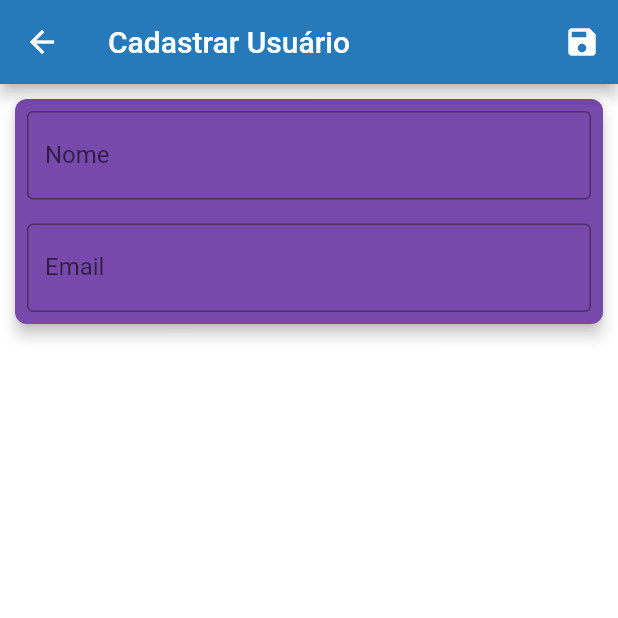
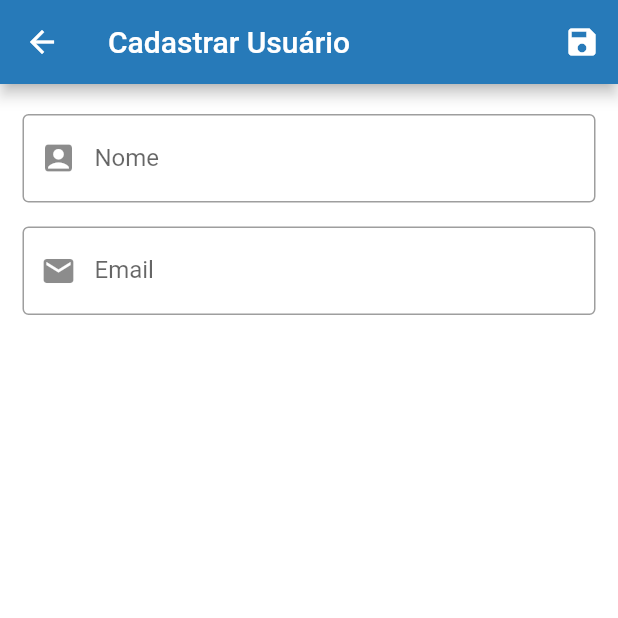
Before and after one commit to fernandocunhapereira/dispositivo2final, a Flutter app: the UsuarioForm screen opened directly with empty values, on a phone screen of 412 x 824 dp, the top half of it. Run offline on Flutter 3.47's test engine with Material 2 defaults, Android fonts, the phone set to English and light mode, and no system bars; our stand-ins replace date_field, dio; network calls fail; Roboto replaces fonts that are missing (RobotoCondensed).

Commit message:
finalizado projeto

```diff
--- a/lib/componentes/tarefa_item.dart
+++ b/lib/componentes/tarefa_item.dart
@@ -44,7 +44,8 @@ class TarefaItem extends StatelessWidget {
                           .deleteTarefa(tarefa);
                     },
                     icon: const Icon(Icons.delete),
-                    color: Colors.red,
+                    //color: Colors.red,
+                    color: Color.fromARGB(255, 183, 31, 20),
                   ),
                 ],
               )),
--- a/lib/componentes/usuario_form.dart
+++ b/lib/componentes/usuario_form.dart
@@ -46,36 +46,44 @@ class UsuarioForm extends StatelessWidget {
       ),
       body: Column(
         children: <Widget>[
-          Card(
-            shape:
-                RoundedRectangleBorder(borderRadius: BorderRadius.circular(8)),
-            elevation: 4,
-            margin: const EdgeInsets.all(10),
-            //color: const Color.fromARGB(255, 238, 229, 248),
-            color: Color.fromARGB(255, 119, 73, 171),
-            child: Column(children: <Widget>[
+          Column(children: <Widget>[
             Padding(
-                padding: const EdgeInsets.all(8.0),
+              //padding: const EdgeInsets.all(8.0),
+              padding: const EdgeInsets.only(bottom: 8.0, left: 15, right: 15, top: 20),
               child: TextField(
                 controller: _usuarioControllerNome,
                 decoration: const InputDecoration(
+                  prefixIcon: Align(
+                    widthFactor: 1.0,
+                    heightFactor: 1.0,
+                    child: Icon(
+                      Icons.account_box,
+                    ),
+                  ),
                   labelText: 'Nome',
                   border: OutlineInputBorder(),
                 ),
               ),
             ),
             Padding(
-                padding: const EdgeInsets.all(8.0),
+              //padding: const EdgeInsets.all(8.0),
+              padding: const EdgeInsets.only(bottom: 8.0, left: 15, right: 15, top: 8),
               child: TextField(
                 controller: _usuarioControllerEmail,
                 decoration: const InputDecoration(
+                  prefixIcon: Align(
+                    widthFactor: 1.0,
+                    heightFactor: 1.0,
+                    child: Icon(
+                      Icons.email,
+                    ),
+                  ),
                   labelText: 'Email',
                   border: OutlineInputBorder(),
                 ),
               ),
             ),
           ]),
-          ),
         ],
       ),
     );
--- a/lib/pages/tarefa_cadastro_page.dart
+++ b/lib/pages/tarefa_cadastro_page.dart
@@ -53,6 +53,13 @@ class _TarefaCadastroPageState extends State<TarefaCadastroPage> {
                 child: TextField(
                   controller: _tarefaControllerDescricao,
                   decoration: const InputDecoration(
+                    prefixIcon: Align(
+                      widthFactor: 1.0,
+                      heightFactor: 1.0,
+                      child: Icon(
+                        Icons.text_snippet_outlined,
+                      ),
+                    ),
                     labelText: 'Descricao da tarefa',
                     border: OutlineInputBorder(),
                   ),
```
Lines whose indentation alone changed are shown as unchanged.
